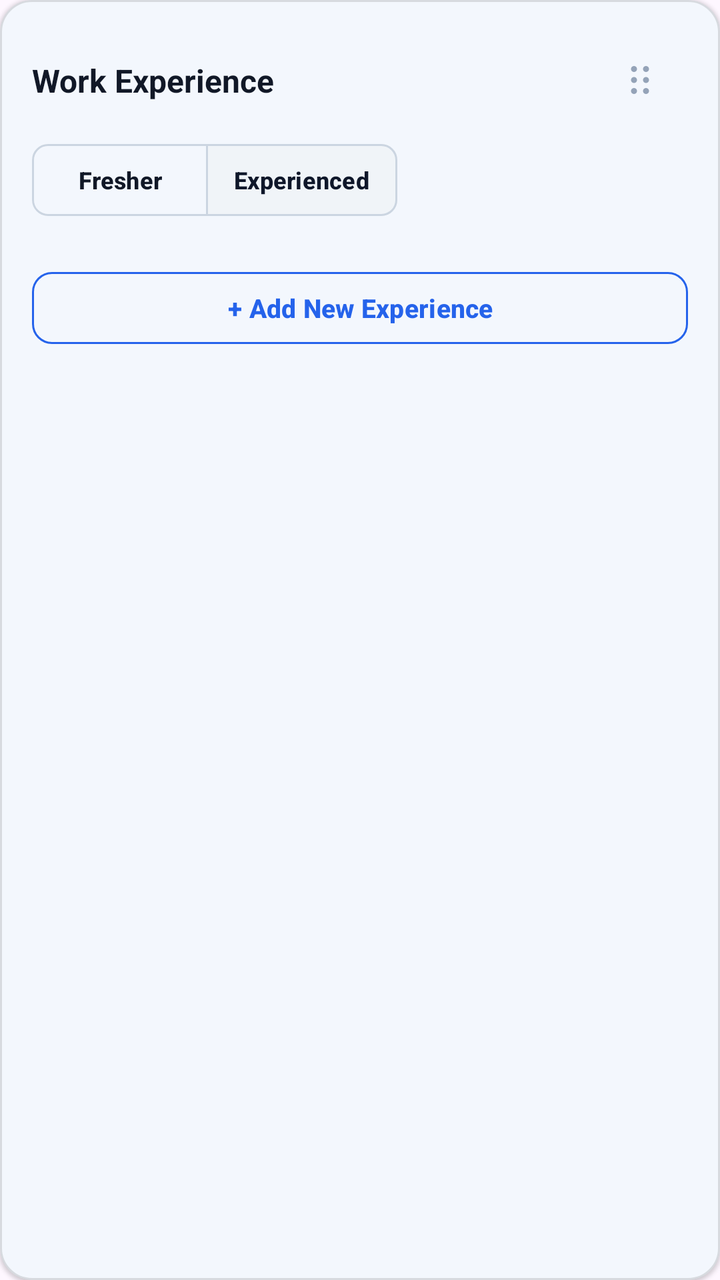
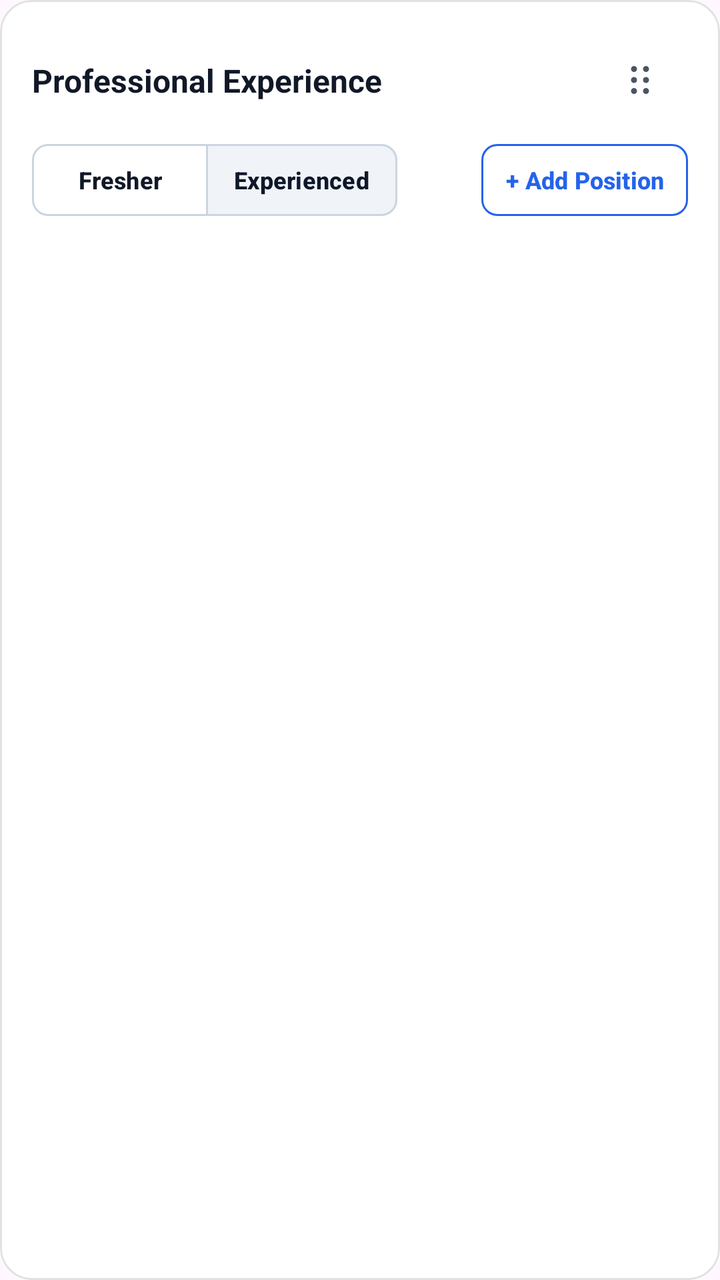

Screens rendered from an Android XML layout before and after an edit, with the pre-edit source and the edit as a unified diff.
<!-- AndroidManifest.xml: application theme Theme.MyApplication -->
<!-- res/layout/item_work_experience.xml -->
<?xml version="1.0" encoding="utf-8"?>
<com.google.android.material.card.MaterialCardView xmlns:android="http://schemas.android.com/apk/res/android"
    xmlns:app="http://schemas.android.com/apk/res-auto"
    android:layout_width="match_parent"
    android:layout_height="wrap_content"
    android:layout_marginBottom="16dp"
    app:cardBackgroundColor="@color/app_surface"
    app:cardCornerRadius="16dp"
    app:cardElevation="1dp"
    app:strokeColor="@color/app_border"
    app:strokeWidth="1dp">

    <LinearLayout
        android:layout_width="match_parent"
        android:layout_height="wrap_content"
        android:orientation="vertical"
        android:padding="16dp">

        
        <androidx.constraintlayout.widget.ConstraintLayout
            android:layout_width="match_parent"
            android:layout_height="wrap_content"
            android:layout_marginBottom="8dp">

            <TextView
                android:id="@+id/tvSectionTitle"
                android:layout_width="0dp"
                android:layout_height="wrap_content"
                android:layout_marginEnd="8dp"
                android:text="@string/section_title_work_experience"
                android:textColor="@color/app_text_primary"
                android:textSize="16sp"
                android:textStyle="bold"
                app:layout_constraintBottom_toBottomOf="@+id/ivDragHandle"
                app:layout_constraintEnd_toStartOf="@+id/ivDragHandle"
                app:layout_constraintStart_toStartOf="parent"
                app:layout_constraintTop_toTopOf="@+id/ivDragHandle" />

            <ImageView
                android:id="@+id/ivDragHandle"
                android:layout_width="48dp"
                android:layout_height="48dp"
                android:background="?attr/selectableItemBackgroundBorderless"
                android:contentDescription="Drag to reorder section"
                android:padding="12dp"
                android:src="@drawable/ic_drag_handle"
                app:layout_constraintEnd_toEndOf="parent"
                app:layout_constraintTop_toTopOf="parent" />

            
            <com.google.android.material.button.MaterialButtonToggleGroup
                android:id="@+id/toggleCandidateType"
                android:layout_width="wrap_content"
                android:layout_height="wrap_content"
                android:layout_marginTop="8dp"
                app:checkedButton="@+id/btnExperienced"
                app:layout_constraintStart_toStartOf="parent"
                app:layout_constraintTop_toBottomOf="@+id/ivDragHandle"
                app:selectionRequired="true"
                app:singleSelection="true">

                <com.google.android.material.button.MaterialButton
                    android:id="@+id/btnFresher"
                    style="?attr/materialButtonOutlinedStyle"
                    android:layout_width="wrap_content"
                    android:layout_height="36dp"
                    android:insetTop="0dp"
                    android:insetBottom="0dp"
                    android:paddingHorizontal="14dp"
                    android:text="@string/candidate_type_fresher"
                    android:textSize="12sp"
                    android:textStyle="bold"
                    app:cornerRadius="8dp" />

                <com.google.android.material.button.MaterialButton
                    android:id="@+id/btnExperienced"
                    style="?attr/materialButtonOutlinedStyle"
                    android:layout_width="wrap_content"
                    android:layout_height="36dp"
                    android:insetTop="0dp"
                    android:insetBottom="0dp"
                    android:paddingHorizontal="14dp"
                    android:text="@string/candidate_type_experienced"
                    android:textSize="12sp"
                    android:textStyle="bold"
                    app:cornerRadius="8dp" />

            </com.google.android.material.button.MaterialButtonToggleGroup>

        </androidx.constraintlayout.widget.ConstraintLayout>

        
        <LinearLayout
            android:id="@+id/containerWorkPositions"
            android:layout_width="match_parent"
            android:layout_height="wrap_content"
            android:orientation="vertical">

            
            <LinearLayout
                android:id="@+id/llWorkExperienceEntries"
                android:layout_width="match_parent"
                android:layout_height="wrap_content"
                android:orientation="vertical" />

            
            <com.google.android.material.button.MaterialButton
                android:id="@+id/btnAddWorkExperience"
                style="?attr/materialButtonOutlinedStyle"
                android:layout_width="match_parent"
                android:layout_height="44dp"
                android:layout_marginTop="16dp"
                android:text="@string/action_add_experience"
                android:textSize="13sp"
                android:textStyle="bold"
                app:cornerRadius="10dp"
                app:strokeColor="@color/app_primary" />

        </LinearLayout>

    </LinearLayout>

</com.google.android.material.card.MaterialCardView>
<!-- resources referenced by this layout -->
<resources>
  <!-- drawable ic_drag_handle (drawable) -->
  <vector xmlns:android="http://schemas.android.com/apk/res/android"
      android:width="24dp"
      android:height="24dp"
      android:viewportWidth="24"
      android:viewportHeight="24">
      
      <path
          android:fillColor="#94A3B8"
          android:pathData="M9,5a1.5,1.5 0 1,1 0,3 1.5,1.5 0 0,1 0,-3zM9,10.5a1.5,1.5 0 1,1 0,3 1.5,1.5 0 0,1 0,-3zM9,16a1.5,1.5 0 1,1 0,3 1.5,1.5 0 0,1 0,-3zM15,5a1.5,1.5 0 1,1 0,3 1.5,1.5 0 0,1 0,-3zM15,10.5a1.5,1.5 0 1,1 0,3 1.5,1.5 0 0,1 0,-3zM15,16a1.5,1.5 0 1,1 0,3 1.5,1.5 0 0,1 0,-3z" />
  </vector>
  <string name="action_add_experience">+ Add New Experience</string>
  <string name="section_title_work_experience">Work Experience</string>
  <!-- unchanged entries left out for length: 17 -->
</resources>

<!-- the commit's change to res/layout/item_work_experience.xml (unified diff, before → after) -->
@@ -1,14 +1,17 @@
 <?xml version="1.0" encoding="utf-8"?>
 <com.google.android.material.card.MaterialCardView xmlns:android="http://schemas.android.com/apk/res/android"
     xmlns:app="http://schemas.android.com/apk/res-auto"
+    xmlns:tools="http://schemas.android.com/tools"
     android:layout_width="match_parent"
     android:layout_height="wrap_content"
     android:layout_marginBottom="16dp"
     app:cardBackgroundColor="@color/app_surface"
     app:cardCornerRadius="16dp"
-    app:cardElevation="1dp"
+    app:cardElevation="0dp"
     app:strokeColor="@color/app_border"
-    app:strokeWidth="1dp">
+    app:strokeWidth="1dp"
+    tools:showIn="@layout/activity_structure_verification"
+    tools:ignore="SystemUIOverlay,VisualLintTextFieldSize,WideTextField,VisualLintBounds,VisualLintOverlap,VisualLintSystemWindow,VisualLintSystemUi,VisualLintSystemUI,VisualLintSystemWindowInsets">
 
     <LinearLayout
         android:layout_width="match_parent"
@@ -34,18 +37,20 @@
                 app:layout_constraintBottom_toBottomOf="@+id/ivDragHandle"
                 app:layout_constraintEnd_toStartOf="@+id/ivDragHandle"
                 app:layout_constraintStart_toStartOf="parent"
-                app:layout_constraintTop_toTopOf="@+id/ivDragHandle" />
+                app:layout_constraintTop_toTopOf="@+id/ivDragHandle"
+                tools:ignore="SystemUIOverlay,VisualLintBounds,VisualLintOverlap,VisualLintSystemWindow,VisualLintSystemUi,VisualLintSystemUI,VisualLintSystemWindowInsets" />
 
             <ImageView
                 android:id="@+id/ivDragHandle"
                 android:layout_width="48dp"
                 android:layout_height="48dp"
                 android:background="?attr/selectableItemBackgroundBorderless"
-                android:contentDescription="Drag to reorder section"
+                android:contentDescription="@string/cd_drag_reorder_section"
                 android:padding="12dp"
                 android:src="@drawable/ic_drag_handle"
                 app:layout_constraintEnd_toEndOf="parent"
-                app:layout_constraintTop_toTopOf="parent" />
+                app:layout_constraintTop_toTopOf="parent"
+                app:tint="@color/app_text_secondary" />
 
             
             <com.google.android.material.button.MaterialButtonToggleGroup
@@ -87,37 +92,359 @@
 
             </com.google.android.material.button.MaterialButtonToggleGroup>
 
-        </androidx.constraintlayout.widget.ConstraintLayout>
-
-        
-        <LinearLayout
-            android:id="@+id/containerWorkPositions"
-            android:layout_width="match_parent"
-            android:layout_height="wrap_content"
-            android:orientation="vertical">
-
-            
-            <LinearLayout
-                android:id="@+id/llWorkExperienceEntries"
-                android:layout_width="match_parent"
-                android:layout_height="wrap_content"
-                android:orientation="vertical" />
-
             
             <com.google.android.material.button.MaterialButton
                 android:id="@+id/btnAddWorkExperience"
                 style="?attr/materialButtonOutlinedStyle"
-                android:layout_width="match_parent"
-                android:layout_height="44dp"
-                android:layout_marginTop="16dp"
+                android:layout_width="wrap_content"
+                android:layout_height="36dp"
+                android:insetTop="0dp"
+                android:insetBottom="0dp"
+                android:paddingHorizontal="12dp"
                 android:text="@string/action_add_experience"
-                android:textSize="13sp"
+                android:textColor="@color/app_primary"
+                android:textSize="12sp"
                 android:textStyle="bold"
-                app:cornerRadius="10dp"
-                app:strokeColor="@color/app_primary" />
+                app:cornerRadius="8dp"
+                app:strokeColor="@color/app_primary"
+                app:layout_constraintEnd_toEndOf="parent"
+                app:layout_constraintTop_toTopOf="@+id/toggleCandidateType"
+                app:layout_constraintBottom_toBottomOf="@+id/toggleCandidateType" />
+
+        </androidx.constraintlayout.widget.ConstraintLayout>
+
+        
+        <LinearLayout
+            android:id="@+id/containerWorkPositions"
+            android:layout_width="match_parent"
+            android:layout_height="wrap_content"
+            android:orientation="vertical">
+
+            
+            <LinearLayout
+                android:id="@+id/llWorkExperienceEntries"
+                android:layout_width="match_parent"
+                android:layout_height="wrap_content"
+                android:orientation="vertical" />
 
         </LinearLayout>
 
     </LinearLayout>
 
 </com.google.android.material.card.MaterialCardView>
+<!-- res/layout/activity_structure_verification.xml (included above) -->
+<?xml version="1.0" encoding="utf-8"?>
+<androidx.coordinatorlayout.widget.CoordinatorLayout xmlns:android="http://schemas.android.com/apk/res/android"
+    xmlns:app="http://schemas.android.com/apk/res-auto"
+    xmlns:tools="http://schemas.android.com/tools"
+    android:id="@+id/rootCoordinator"
+    android:layout_width="match_parent"
+    android:layout_height="match_parent"
+    android:background="@color/app_background"
+    android:fitsSystemWindows="true">
+
+    <com.google.android.material.appbar.AppBarLayout
+        android:id="@+id/appBarLayout"
+        android:layout_width="match_parent"
+        android:layout_height="wrap_content"
+        android:background="@color/app_background"
+        android:fitsSystemWindows="true"
+        android:stateListAnimator="@null"
+        app:elevation="0dp"
+        app:liftOnScroll="false">
+
+        <com.google.android.material.appbar.MaterialToolbar
+            android:id="@+id/toolbar"
+            android:layout_width="match_parent"
+            android:layout_height="?attr/actionBarSize"
+            android:background="@android:color/transparent"
+            app:elevation="0dp"
+            app:navigationIcon="@drawable/ic_arrow_back"
+            app:navigationContentDescription="Back"
+            app:title="Structure Verification"
+            app:titleTextAppearance="@style/TextAppearance.Material3.TitleMedium"
+            app:contentInsetEnd="16dp"
+            app:contentInsetEndWithActions="16dp"
+            app:menu="@menu/menu_structure_verification" />
+
+    </com.google.android.material.appbar.AppBarLayout>
+
+    <androidx.recyclerview.widget.RecyclerView
+        android:id="@+id/rvSections"
+        android:layout_width="match_parent"
+        android:layout_height="match_parent"
+        android:clipToPadding="false"
+        android:paddingStart="14dp"
+        android:paddingEnd="14dp"
+        android:paddingTop="0dp"
+        android:paddingBottom="56dp"
+        app:layout_behavior="@string/appbar_scrolling_view_behavior"
+        tools:listitem="@layout/item_personal_info" />
+
+</androidx.coordinatorlayout.widget.CoordinatorLayout>
+<!-- res/layout/item_personal_info.xml (included above) -->
+<?xml version="1.0" encoding="utf-8"?>
+<com.google.android.material.card.MaterialCardView xmlns:android="http://schemas.android.com/apk/res/android"
+    xmlns:app="http://schemas.android.com/apk/res-auto"
+    xmlns:tools="http://schemas.android.com/tools"
+    android:layout_width="match_parent"
+    android:layout_height="wrap_content"
+    android:layout_marginBottom="16dp"
+    app:cardBackgroundColor="@color/app_surface"
+    app:cardCornerRadius="16dp"
+    app:cardElevation="0dp"
+    app:strokeColor="@color/app_border"
+    app:strokeWidth="1dp"
+    tools:showIn="@layout/activity_structure_verification"
+    tools:ignore="SystemUIOverlay,VisualLintTextFieldSize,WideTextField,VisualLintBounds,VisualLintOverlap,VisualLintSystemWindow,VisualLintSystemUi,VisualLintSystemUI,VisualLintSystemWindowInsets">
+
+    <LinearLayout
+        android:layout_width="match_parent"
+        android:layout_height="wrap_content"
+        android:orientation="vertical"
+        android:padding="16dp">
+
+        
+        <RelativeLayout
+            android:layout_width="match_parent"
+            android:layout_height="wrap_content"
+            android:layout_marginBottom="14dp">
+
+            <TextView
+                android:id="@+id/tvSectionTitle"
+                android:layout_width="wrap_content"
+                android:layout_height="wrap_content"
+                android:layout_alignParentStart="true"
+                android:layout_toStartOf="@id/ivDragHandle"
+                android:layout_marginEnd="8dp"
+                android:layout_centerVertical="true"
+                android:text="@string/personal_info_contact"
+                android:textColor="@color/app_text_primary"
+                android:textSize="16sp"
+                android:textStyle="bold"
+                tools:ignore="SystemUIOverlay,VisualLintBounds,VisualLintOverlap,VisualLintSystemWindow,VisualLintSystemUi,VisualLintSystemUI,VisualLintSystemWindowInsets" />
+
+            <ImageView
+                android:id="@+id/ivDragHandle"
+                android:layout_width="48dp"
+                android:layout_height="48dp"
+                android:layout_alignParentEnd="true"
+                android:layout_centerVertical="true"
+                android:background="?attr/selectableItemBackgroundBorderless"
+                android:contentDescription="@string/cd_drag_reorder_section"
+                android:padding="12dp"
+                android:src="@drawable/ic_drag_handle"
+                app:tint="@color/app_text_secondary" />
+
+        </RelativeLayout>
+
+        
+        
+        <com.google.android.material.textfield.TextInputLayout
+            android:id="@+id/tilFullName"
+            style="@style/Widget.Material3.TextInputLayout.OutlinedBox"
+            android:layout_width="match_parent"
+            android:layout_height="wrap_content"
+            android:layout_marginBottom="12dp"
+            android:hint="@string/hint_full_name"
+            app:startIconDrawable="@drawable/ic_person"
+            app:startIconTint="@color/app_primary"
+            app:boxCornerRadiusBottomEnd="12dp"
+            app:boxCornerRadiusBottomStart="12dp"
+            app:boxCornerRadiusTopEnd="12dp"
+            app:boxCornerRadiusTopStart="12dp"
+            tools:ignore="VisualLintTextFieldSize,WideTextField">
+
+            <com.google.android.material.textfield.TextInputEditText
+                android:id="@+id/etFullName"
+                android:layout_width="match_parent"
+                android:layout_height="wrap_content"
+                android:maxWidth="488dp"
+                android:imeOptions="actionNext"
+                android:inputType="textPersonName|textCapWords"
+                android:maxLines="1"
+                android:textColor="@color/app_text_primary"
+                tools:ignore="SystemUIOverlay,VisualLintTextFieldSize,WideTextField,DuplicateSpeakableTextCheck,VisualLintSystemUi,VisualLintSystemUI,VisualLintSystemWindowInsets" />
+
+        </com.google.android.material.textfield.TextInputLayout>
+
+        
+        <com.google.android.material.textfield.TextInputLayout
+            android:id="@+id/tilJobTitle"
+            style="@style/Widget.Material3.TextInputLayout.OutlinedBox"
+            android:layout_width="match_parent"
+            android:layout_height="wrap_content"
+            android:layout_marginBottom="12dp"
+            android:hint="@string/hint_job_title"
+            app:startIconDrawable="@drawable/ic_work"
+            app:startIconTint="@color/app_primary"
+            app:boxCornerRadiusBottomEnd="12dp"
+            app:boxCornerRadiusBottomStart="12dp"
+            app:boxCornerRadiusTopEnd="12dp"
+            app:boxCornerRadiusTopStart="12dp"
+            tools:ignore="VisualLintTextFieldSize,WideTextField">
+
+            <com.google.android.material.textfield.TextInputEditText
+                android:id="@+id/etJobTitle"
+                android:layout_width="match_parent"
+                android:layout_height="wrap_content"
+                android:maxWidth="488dp"
+                android:imeOptions="actionNext"
+                android:inputType="textCapWords"
+                android:maxLines="1"
+                android:textColor="@color/app_text_primary"
+                tools:ignore="SystemUIOverlay,VisualLintTextFieldSize,WideTextField,DuplicateSpeakableTextCheck,VisualLintSystemUi,VisualLintSystemUI,VisualLintSystemWindowInsets" />
+
+        </com.google.android.material.textfield.TextInputLayout>
+
+        
+        <com.google.android.material.textfield.TextInputLayout
+            android:id="@+id/tilTargetCompany"
+            style="@style/Widget.Material3.TextInputLayout.OutlinedBox"
+            android:layout_width="match_parent"
+            android:layout_height="wrap_content"
+            android:layout_marginBottom="16dp"
+            android:hint="@string/hint_target_company"
+            app:startIconDrawable="@drawable/ic_business"
+            app:startIconTint="@color/app_primary"
+            app:boxCornerRadiusBottomEnd="12dp"
+            app:boxCornerRadiusBottomStart="12dp"
+            app:boxCornerRadiusTopEnd="12dp"
+            app:boxCornerRadiusTopStart="12dp"
+            tools:ignore="VisualLintTextFieldSize,WideTextField">
+
+            <com.google.android.material.textfield.TextInputEditText
+                android:id="@+id/etTargetCompany"
+                android:layout_width="match_parent"
+                android:layout_height="wrap_content"
+                android:maxWidth="488dp"
+                android:imeOptions="actionNext"
+                android:inputType="textCapWords"
+                android:maxLines="1"
+                android:textColor="@color/app_text_primary"
+                tools:ignore="SystemUIOverlay,VisualLintTextFieldSize,WideTextField,DuplicateSpeakableTextCheck,VisualLintSystemUi,VisualLintSystemUI,VisualLintSystemWindowInsets" />
+
+        </com.google.android.material.textfield.TextInputLayout>
+
+        
+        
+        <com.google.android.material.textfield.TextInputLayout
+            android:id="@+id/tilPhone"
+            style="@style/Widget.Material3.TextInputLayout.OutlinedBox"
+            android:layout_width="match_parent"
+            android:layout_height="wrap_content"
+            android:layout_marginBottom="12dp"
+            android:hint="@string/hint_phone"
+            app:startIconDrawable="@drawable/ic_phone"
+            app:startIconTint="@color/app_primary"
+            app:boxCornerRadiusBottomEnd="12dp"
+            app:boxCornerRadiusBottomStart="12dp"
+            app:boxCornerRadiusTopEnd="12dp"
+            app:boxCornerRadiusTopStart="12dp"
+            tools:ignore="VisualLintTextFieldSize,WideTextField">
+
+            <com.google.android.material.textfield.TextInputEditText
+                android:id="@+id/etPhone"
+                android:layout_width="match_parent"
+                android:layout_height="wrap_content"
+                android:maxWidth="488dp"
+                android:imeOptions="actionNext"
+                android:inputType="phone"
+                android:maxLines="1"
+                android:textColor="@color/app_text_primary"
+                tools:ignore="SystemUIOverlay,VisualLintTextFieldSize,WideTextField,DuplicateSpeakableTextCheck,VisualLintSystemUi,VisualLintSystemUI,VisualLintSystemWindowInsets" />
+
+        </com.google.android.material.textfield.TextInputLayout>
+
+        
+        <com.google.android.material.textfield.TextInputLayout
+            android:id="@+id/tilEmail"
+            style="@style/Widget.Material3.TextInputLayout.OutlinedBox"
+            android:layout_width="match_parent"
+            android:layout_height="wrap_content"
+            android:layout_marginBottom="12dp"
+            android:hint="@string/hint_email"
+            app:startIconDrawable="@drawable/ic_email"
+            app:startIconTint="@color/app_primary"
+            app:boxCornerRadiusBottomEnd="12dp"
+            app:boxCornerRadiusBottomStart="12dp"
+            app:boxCornerRadiusTopEnd="12dp"
+            app:boxCornerRadiusTopStart="12dp"
+            tools:ignore="VisualLintTextFieldSize,WideTextField">
+
+            <com.google.android.material.textfield.TextInputEditText
+                android:id="@+id/etEmail"
+                android:layout_width="match_parent"
+                android:layout_height="wrap_content"
+                android:maxWidth="488dp"
+                android:imeOptions="actionNext"
+                android:inputType="textEmailAddress"
+                android:maxLines="1"
+                android:textColor="@color/app_text_primary"
+                tools:ignore="SystemUIOverlay,VisualLintTextFieldSize,WideTextField,DuplicateSpeakableTextCheck,VisualLintSystemUi,VisualLintSystemUI,VisualLintSystemWindowInsets" />
+
+        </com.google.android.material.textfield.TextInputLayout>
+
+        
+        <com.google.android.material.textfield.TextInputLayout
+            android:id="@+id/tilLocation"
+            style="@style/Widget.Material3.TextInputLayout.OutlinedBox"
+            android:layout_width="match_parent"
+            android:layout_height="wrap_content"
+            android:layout_marginBottom="16dp"
+            android:hint="@string/hint_location"
+            app:startIconDrawable="@drawable/ic_place"
+            app:startIconTint="@color/app_primary"
+            app:boxCornerRadiusBottomEnd="12dp"
+            app:boxCornerRadiusBottomStart="12dp"
+            app:boxCornerRadiusTopEnd="12dp"
+            app:boxCornerRadiusTopStart="12dp"
+            tools:ignore="VisualLintTextFieldSize,WideTextField">
+
+            <com.google.android.material.textfield.TextInputEditText
+                android:id="@+id/etLocation"
+                android:layout_width="match_parent"
+                android:layout_height="wrap_content"
+                android:maxWidth="488dp"
+                android:imeOptions="actionDone"
+                android:inputType="textCapWords"
+                android:maxLines="1"
+                android:textColor="@color/app_text_primary"
+                tools:ignore="SystemUIOverlay,VisualLintTextFieldSize,WideTextField,DuplicateSpeakableTextCheck,VisualLintSystemUi,VisualLintSystemUI,VisualLintSystemWindowInsets" />
+
+        </com.google.android.material.textfield.TextInputLayout>
+
+        
+        <TextView
+            android:layout_width="wrap_content"
+            android:layout_height="wrap_content"
+            android:layout_marginBottom="8dp"
+            android:text="@string/header_profile_links"
+            android:textColor="@color/app_text_secondary"
+            android:textSize="12sp"
+            android:textStyle="bold"
+            tools:ignore="SystemUIOverlay,VisualLintBounds,VisualLintOverlap,VisualLintSystemWindow,VisualLintSystemUi,VisualLintSystemUI,VisualLintSystemWindowInsets" />
+
+        
+        <LinearLayout
+            android:id="@+id/llProfileLinks"
+            android:layout_width="match_parent"
+            android:layout_height="wrap_content"
+            android:orientation="vertical"
+            android:layout_marginBottom="8dp" />
+
+        <com.google.android.material.button.MaterialButton
+            android:id="@+id/btnAddProfileLink"
+            style="?attr/materialButtonOutlinedStyle"
+            android:layout_width="wrap_content"
+            android:layout_height="wrap_content"
+            android:minHeight="48dp"
+            android:text="@string/action_add_profile_link"
+            android:textSize="12sp"
+            app:cornerRadius="10dp"
+            app:strokeColor="@color/app_primary"
+            tools:ignore="SystemUIOverlay,VisualLintBounds,VisualLintOverlap,VisualLintSystemWindow,VisualLintSystemUi,VisualLintSystemUI,VisualLintSystemWindowInsets" />
+
+    </LinearLayout>
+
+</com.google.android.material.card.MaterialCardView>
<!-- resource entries referenced after the edit -->
@@ -1,5 +1,26 @@
 <!-- resources referenced by this layout -->
 <resources>
+  <color name="app_text_secondary">#4B5563</color>
+  <!-- drawable ic_arrow_back (drawable) -->
+  <vector xmlns:android="http://schemas.android.com/apk/res/android"
+      android:width="24dp"
+      android:height="24dp"
+      android:viewportWidth="24"
+      android:viewportHeight="24">
+      <path
+          android:fillColor="?attr/colorControlNormal"
+          android:pathData="M20,11H7.83l5.59,-5.59L12,4l-8,8 8,8 1.41,-1.41L7.83,13H20v-2z" />
+  </vector>
+  <!-- drawable ic_business (drawable) -->
+  <vector xmlns:android="http://schemas.android.com/apk/res/android"
+      android:width="24dp"
+      android:height="24dp"
+      android:viewportWidth="24"
+      android:viewportHeight="24">
+      <path
+          android:fillColor="@color/app_primary"
+          android:pathData="M12,7V3H2v18h20V7H12zM6,19H4v-2h2V19zM6,15H4v-2h2V15zM6,11H4V9h2V11zM6,7H4V5h2V7zM10,19H8v-2h2V19zM10,15H8v-2h2V15zM10,11H8V9h2V11zM10,7H8V5h2V7zM20,19h-8v-2h2v-2h-2v-2h2v-2h-2V9h8V19zM18,11h-2v2h2V11zM18,15h-2v2h2V15z" />
+  </vector>
   <!-- drawable ic_drag_handle (drawable) -->
   <vector xmlns:android="http://schemas.android.com/apk/res/android"
       android:width="24dp"
@@ -8,11 +29,71 @@
       android:viewportHeight="24">
       
       <path
-          android:fillColor="#94A3B8"
+          android:fillColor="@color/app_text_secondary"
           android:pathData="M9,5a1.5,1.5 0 1,1 0,3 1.5,1.5 0 0,1 0,-3zM9,10.5a1.5,1.5 0 1,1 0,3 1.5,1.5 0 0,1 0,-3zM9,16a1.5,1.5 0 1,1 0,3 1.5,1.5 0 0,1 0,-3zM15,5a1.5,1.5 0 1,1 0,3 1.5,1.5 0 0,1 0,-3zM15,10.5a1.5,1.5 0 1,1 0,3 1.5,1.5 0 0,1 0,-3zM15,16a1.5,1.5 0 1,1 0,3 1.5,1.5 0 0,1 0,-3z" />
   </vector>
-  <string name="action_add_experience">+ Add New Experience</string>
-  <string name="section_title_work_experience">Work Experience</string>
+  <!-- drawable ic_email (drawable) -->
+  <vector xmlns:android="http://schemas.android.com/apk/res/android"
+      android:width="24dp"
+      android:height="24dp"
+      android:viewportWidth="24"
+      android:viewportHeight="24">
+      <path
+          android:fillColor="@color/app_primary"
+          android:pathData="M20,4H4c-1.1,0 -1.99,0.9 -1.99,2L2,18c0,1.1 0.9,2 2,2h16c1.1,0 2,-0.9 2,-2V6c0,-1.1 -0.9,-2 -2,-2zm0,4l-8,5 -8,-5V6l8,5 8,-5v2z" />
+  </vector>
+  <!-- drawable ic_person (drawable) -->
+  <vector xmlns:android="http://schemas.android.com/apk/res/android"
+      android:width="24dp"
+      android:height="24dp"
+      android:viewportWidth="24"
+      android:viewportHeight="24">
+      <path
+          android:fillColor="@color/app_primary"
+          android:pathData="M12,12c2.21,0 4,-1.79 4,-4s-1.79,-4 -4,-4 -4,1.79 -4,4 1.79,4 4,4zM12,14c-2.67,0 -8,1.34 -8,4v2h16v-2c0,-2.66 -5.33,-4 -8,-4z" />
+  </vector>
+  <!-- drawable ic_phone (drawable) -->
+  <vector xmlns:android="http://schemas.android.com/apk/res/android"
+      android:width="24dp"
+      android:height="24dp"
+      android:viewportWidth="24"
+      android:viewportHeight="24">
+      <path
+          android:fillColor="@color/app_primary"
+          android:pathData="M6.62,10.79C8.06,13.62 10.38,15.94 13.21,17.38L15.41,15.18C15.69,14.9 16.08,14.82 16.43,14.93C17.55,15.3 18.75,15.5 20,15.5C20.55,15.5 21,15.95 21,16.5V20C21,20.55 20.55,21 20,21C10.61,21 3,13.39 3,4C3,3.45 3.45,3 4,3H7.5C8.05,3 8.5,3.45 8.5,4C8.5,5.25 8.7,6.45 9.07,7.57C9.18,7.92 9.1,8.31 8.82,8.59L6.62,10.79Z" />
+  </vector>
+  <!-- drawable ic_place (drawable) -->
+  <vector xmlns:android="http://schemas.android.com/apk/res/android"
+      android:width="24dp"
+      android:height="24dp"
+      android:viewportWidth="24"
+      android:viewportHeight="24">
+      <path
+          android:fillColor="@color/app_primary"
+          android:pathData="M12,2C8.13,2 5,5.13 5,9c0,5.25 7,13 7,13s7,-7.75 7,-13c0,-3.87 -3.13,-7 -7,-7zm0,9.5c-1.38,0 -2.5,-1.12 -2.5,-2.5s1.12,-2.5 2.5,-2.5 2.5,1.12 2.5,2.5 -1.12,2.5 -2.5,2.5z" />
+  </vector>
+  <!-- drawable ic_work (drawable) -->
+  <vector xmlns:android="http://schemas.android.com/apk/res/android"
+      android:width="24dp"
+      android:height="24dp"
+      android:viewportWidth="24"
+      android:viewportHeight="24">
+      <path
+          android:fillColor="@color/app_primary"
+          android:pathData="M20,6h-4V4c0,-1.11 -0.89,-2 -2,-2h-4c-1.11,0 -2,0.89 -2,2v2H4c-1.11,0 -1.99,0.89 -1.99,2L2,19c0,1.11 0.89,2 2,2h16c1.11,0 2,-0.89 2,-2V8c0,-1.11 -0.89,-2 -2,-2zM10,4h4v2h-4V4zm10,15H4V8h16v11z" />
+  </vector>
+  <string name="action_add_experience">+ Add Position</string>
+  <string name="action_add_profile_link">+ Add Profile Link</string>
+  <string name="cd_drag_reorder_section">Drag to reorder section</string>
+  <string name="header_profile_links">Profile Links &amp; Social Portfolios (Optional)</string>
+  <string name="hint_email">Email Address</string>
+  <string name="hint_full_name">Full Name</string>
+  <string name="hint_job_title">Professional Headline / Title</string>
+  <string name="hint_location">Location / Country</string>
+  <string name="hint_phone">Phone Number</string>
+  <string name="hint_target_company">Target Company</string>
+  <string name="personal_info_contact">Personal Info &amp; Contact</string>
+  <string name="section_title_work_experience">Professional Experience</string>
   <!-- unchanged entries left out for length: 17 -->
 </resources>
 
